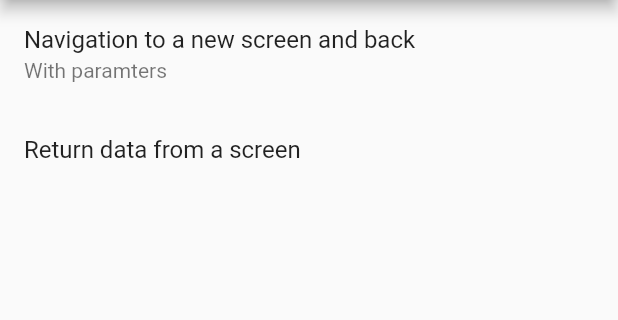
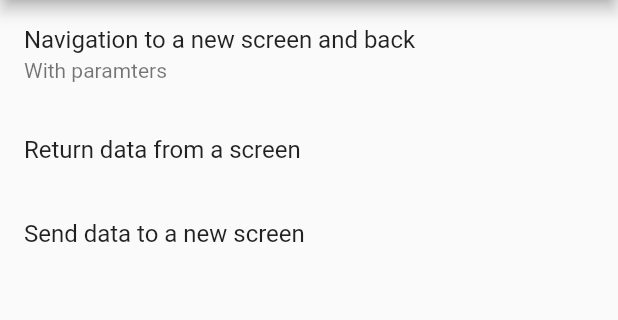
Before and after one commit to MudOnTire/flutter_demos, a Flutter app: the NavigationDemos screen opened by its route, on a phone screen of 412 x 824 dp, the part 84-404 px from its top. Run offline on Flutter 3.47's test engine with Material 2 defaults, Android fonts, the phone set to English and light mode, and no system bars.

Commit message:
done send data to screen demo

```diff
--- a/lib/main.dart
+++ b/lib/main.dart
@@ -1,6 +1,8 @@
 import 'package:flutter/material.dart';
 import 'package:flutter_layout_demo/pages/home.dart';
 import 'package:flutter_layout_demo/pages/layout-demo/layout.dart';
+import 'package:flutter_layout_demo/pages/navigation-demo/data-to-new-screen/screen_one.dart';
+import 'package:flutter_layout_demo/pages/navigation-demo/data-to-new-screen/screen_two.dart';
 import 'package:flutter_layout_demo/pages/navigation-demo/demos.dart';
 import 'package:flutter_layout_demo/pages/navigation-demo/push-pop/screen_one.dart';
 import 'package:flutter_layout_demo/pages/navigation-demo/push-pop/screen_two.dart';
@@ -22,6 +24,8 @@ class MyApp extends StatelessWidget {
           '/navigation-demos/push-pop/screen-two': (context) => PPScreenTwo(),
           '/navigation-demos/returning-data/screen-one': (context) => RDScreenOne(),
           '/navigation-demos/returning-data/screen-two': (context) => RDScreenTwo(),
+          '/navigation-demos/data-to-new-screen/screen-one': (context) => DNSScreenOne(),
+          '/navigation-demos/data-to-new-screen/screen-two': (context) => DNSScreenTwo()
         },
         theme: ThemeData(
           primarySwatch: Colors.blue,
--- a/lib/pages/navigation-demo/demos.dart
+++ b/lib/pages/navigation-demo/demos.dart
@@ -21,6 +21,13 @@ class NavigationDemos extends StatelessWidget {
               Navigator.pushNamed(
                   context, '/navigation-demos/returning-data/screen-one');
             },
+          ),
+          ListTile(
+            title: Text('Send data to a new screen'),
+            onTap: () {
+              Navigator.pushNamed(
+                  context, '/navigation-demos/data-to-new-screen/screen-one');
+            },
           )
         ],
       ),
```
Also changed, not shown: lib/pages/navigation-demo/data-to-new-screen/screen_one.dart (added, +37 -0 lines), lib/pages/navigation-demo/data-to-new-screen/screen_two.dart (added, +16 -0 lines), pubspec.lock.
